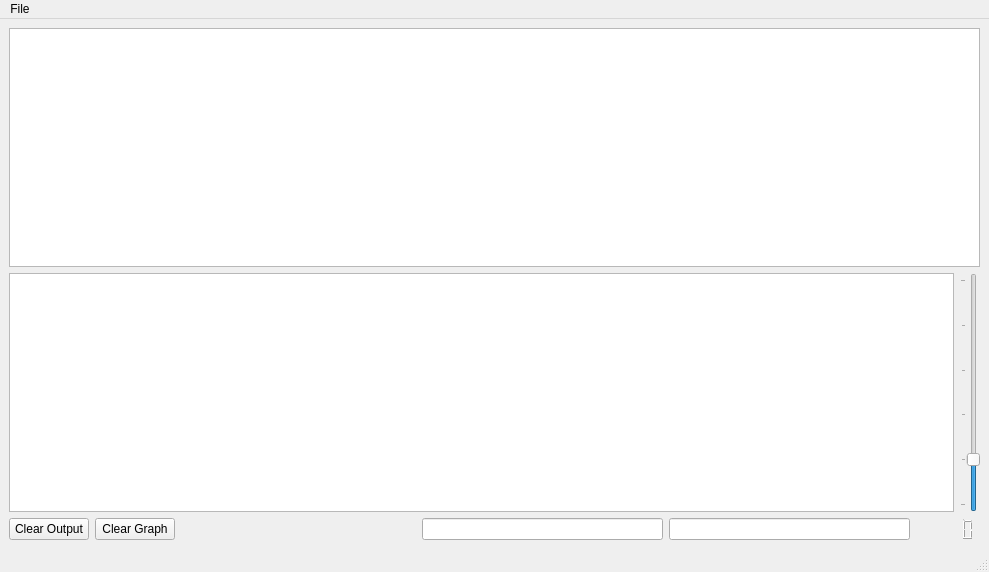
Old version of the form mainwindow.ui in the repository cdit-ma/SEM.
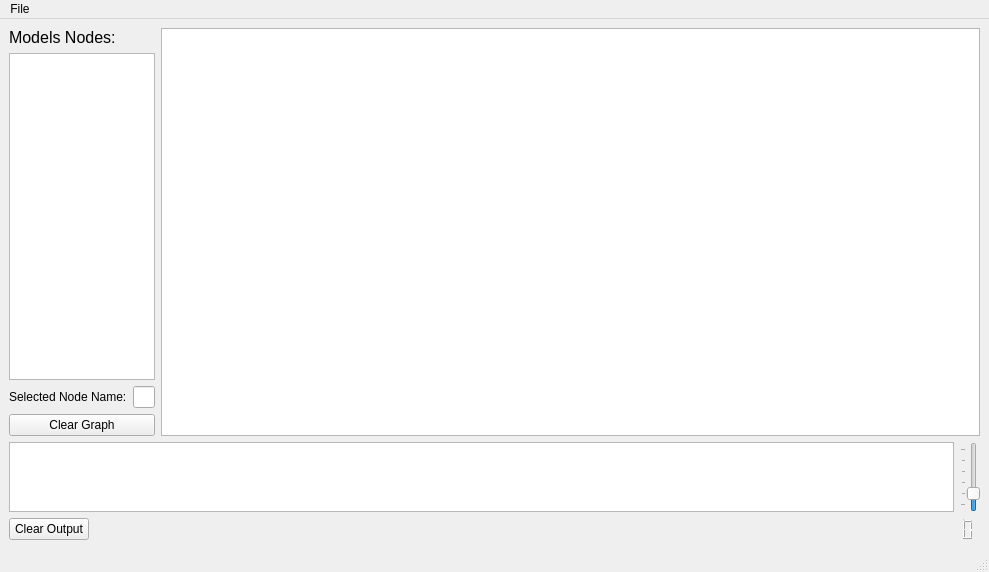
New version of the form. Custom widgets are drawn as their Qt base class.

Diff of the .ui file:
```diff
--- a/mainwindow.ui
+++ b/mainwindow.ui
@@ -16,9 +16,57 @@
   <widget class="QWidget" name="centralwidget">
    <layout class="QVBoxLayout" name="verticalLayout_2">
     <item>
-     <layout class="QVBoxLayout" name="verticalLayout">
+     <layout class="QVBoxLayout" name="verticalLayout" stretch="8,1,0">
       <item>
-       <widget class="NodeView" name="graphicsView"/>
+       <layout class="QHBoxLayout" name="horizontalLayout_3" stretch="1,6">
+        <item>
+         <layout class="QVBoxLayout" name="verticalLayout_3">
+          <item>
+           <widget class="QLabel" name="label_2">
+            <property name="font">
+             <font>
+              <pointsize>12</pointsize>
+             </font>
+            </property>
+            <property name="text">
+             <string>Models Nodes:</string>
+            </property>
+           </widget>
+          </item>
+          <item>
+           <widget class="QTreeView" name="treeView">
+            <property name="headerHidden">
+             <bool>true</bool>
+            </property>
+           </widget>
+          </item>
+          <item>
+           <layout class="QHBoxLayout" name="horizontalLayout_4">
+            <item>
+             <widget class="QLabel" name="label">
+              <property name="text">
+               <string>Selected Node Name:</string>
+              </property>
+             </widget>
+            </item>
+            <item>
+             <widget class="QLineEdit" name="lineEdit"/>
+            </item>
+           </layout>
+          </item>
+          <item>
+           <widget class="QPushButton" name="pushButton_2">
+            <property name="text">
+             <string>Clear Graph</string>
+            </property>
+           </widget>
+          </item>
+         </layout>
+        </item>
+        <item>
+         <widget class="NodeView" name="graphicsView"/>
+        </item>
+       </layout>
       </item>
       <item>
        <layout class="QHBoxLayout" name="horizontalLayout_2">
@@ -61,13 +109,6 @@
           </property>
          </widget>
         </item>
-        <item>
-         <widget class="QPushButton" name="pushButton_2">
-          <property name="text">
-           <string>Clear Graph</string>
-          </property>
-         </widget>
-        </item>
         <item>
          <spacer name="horizontalSpacer">
           <property name="orientation">
@@ -81,12 +122,6 @@
           </property>
          </spacer>
         </item>
-        <item>
-         <widget class="QLineEdit" name="lineEdit_2"/>
-        </item>
-        <item>
-         <widget class="QLineEdit" name="lineEdit"/>
-        </item>
         <item>
          <widget class="QLCDNumber" name="componentCount">
           <property name="autoFillBackground">
```
